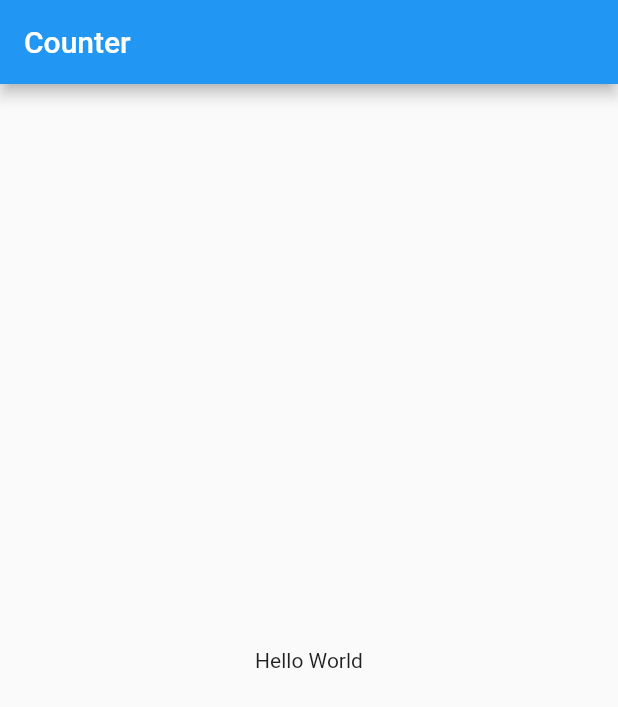
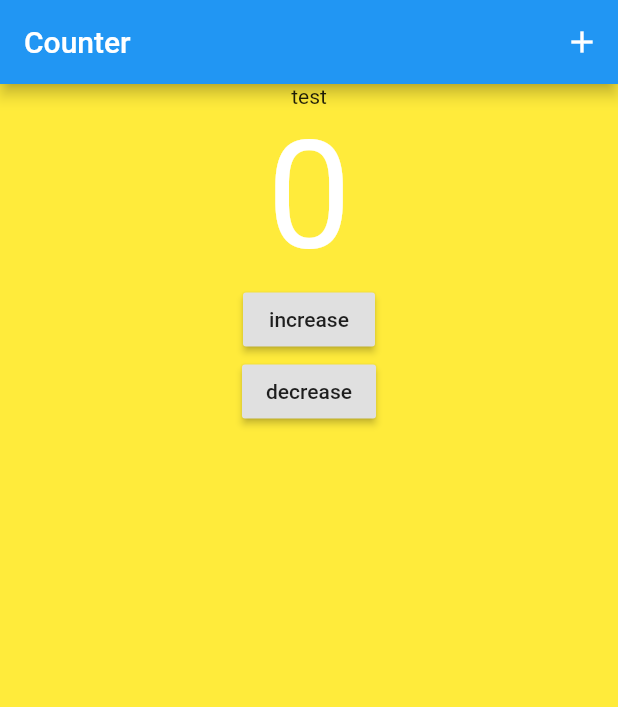
Before and after one commit to micmine/Flutter-Basic-Counter-App, a Flutter app: the screen it shows after launch, on a phone screen of 412 x 824 dp. Shown: the top 707 px of the screen. Run offline on Flutter 3.47's test engine with Material 2 defaults, Android fonts, the phone set to English and light mode, and no system bars; our stand-ins replace sqflite; accounts and stored records are empty.

Commit message:
Basic function working (counters reset after out of view)

```diff
--- /dev/null
+++ b/lib/Database/Database.dart
@@ -0,0 +1,114 @@
+import 'package:collection/collection.dart';
+import 'package:path/path.dart';
+import 'package:sqflite/sqflite.dart';
+
+class Data {
+  Database database;
+  String filename = "demo.db";
+
+  connect() async {
+    var databasesPath = await getDatabasesPath();
+    String path = join(databasesPath, filename);
+
+    Database database = await openDatabase(path, version: 1,
+        onCreate: (Database db, int version) async {
+      // When creating the db, create the table
+      await db.execute('CREATE TABLE count (id integer autoincremant primary key, name text, value integer, deleted intege)');
+    });
+
+    this.database = database;
+  }
+
+  disconnect() async {
+    await database.close();
+  }
+
+  get() async {
+    return database;
+  }
+
+  insert(String query) async {
+    await get().transaction((txn) async {
+      await txn.rawInsert(query);
+    });
+  }
+
+  update(String query) async {
+    await database.rawUpdate(query);
+  }
+
+  selectList(String query) async {
+    return await database.rawQuery(query);
+  }
+
+  count(String query) async {
+    Sqflite.firstIntValue(
+        await database.rawQuery(query));
+    assert(count == 2);
+  }
+
+  delete() async {
+    var databasesPath = await getDatabasesPath();
+    String path = join(databasesPath, filename);
+    await deleteDatabase(path);
+  }
+
+
+  test() async {
+    // Get a location using getDatabasesPath
+    var databasesPath = await getDatabasesPath();
+    String path = join(databasesPath, filename);
+
+// Delete the database
+    await deleteDatabase(path);
+
+// open the database
+    Database database = await openDatabase(path, version: 1,
+        onCreate: (Database db, int version) async {
+      // When creating the db, create the table
+      await db.execute(
+          'CREATE TABLE Test (id INTEGER PRIMARY KEY, name TEXT, value INTEGER, num REAL)');
+    });
+
+// Insert some records in a transaction
+    await database.transaction((txn) async {
+      int id1 = await txn.rawInsert(
+          'INSERT INTO Test(name, value, num) VALUES("some name", 1234, 456.789)');
+      print('inserted1: $id1');
+      int id2 = await txn.rawInsert(
+          'INSERT INTO Test(name, value, num) VALUES(?, ?, ?)',
+          ['another name', 12345678, 3.1416]);
+      print('inserted2: $id2');
+    });
+
+// Update some record
+    int count = await database.rawUpdate(
+        'UPDATE Test SET name = ?, VALUE = ? WHERE name = ?',
+        ['updated name', '9876', 'some name']);
+    print('updated: $count');
+
+// Get the records
+    List<Map> list = await database.rawQuery('SELECT * FROM Test');
+    List<Map> expectedList = [
+      {'name': 'updated name', 'id': 1, 'value': 9876, 'num': 456.789},
+      {'name': 'another name', 'id': 2, 'value': 12345678, 'num': 3.1416}
+    ];
+
+    print(list);
+    print(expectedList);
+    assert(const DeepCollectionEquality().equals(list, expectedList));
+
+// Count the records
+    count = Sqflite.firstIntValue(
+        await database.rawQuery('SELECT COUNT(*) FROM Test'));
+    assert(count == 2);
+
+// Delete a record
+    count = await database
+        .rawDelete('DELETE FROM Test WHERE name = ?', ['another name']);
+    assert(count == 1);
+
+// Close the database
+    await database.close();
+  }
+}
--- a/lib/Engine/Engine.dart
+++ b/lib/Engine/Engine.dart
@@ -1,6 +1,8 @@
-import './function/count.dart';
+import './function/Count.dart';
 import './function/Values.dart';
+
 import './component/MainView.dart';
+import './component/CounterListView.dart';
 
 class Engine {
   get(func witch) {
@@ -10,6 +12,8 @@ class Engine {
       return Values();
     } else if (witch == func.MainView) {
       return MainView();
+    } else if (witch == func.CounterView) {
+      return CounterListView();
     } else {
       return "Coud not find such a function/component";
     }
@@ -19,5 +23,6 @@ class Engine {
 enum func {
   Count,
   Values,
-  MainView
+  MainView,
+  CounterView
 }
--- /dev/null
+++ b/lib/Engine/component/CounterListView.dart
@@ -0,0 +1,29 @@
+import 'package:flutter/material.dart';
+
+import '../../Database/Database.dart';
+import './CounterView.dart';
+
+class CounterListView extends StatefulWidget {
+  @override
+  _CounterListViewState createState() => _CounterListViewState();
+}
+
+class _CounterListViewState extends State<CounterListView> {
+  @override
+  Widget build(BuildContext context) {
+    // TODO: implement build
+    return PageView(
+      children: <Widget>[
+        _buildCounter(0, "test", 0, Colors.yellow),
+        _buildCounter(0, "Rächts", 0, Colors.purple)
+      ],
+    );
+  }
+
+  _buildCounter(int id, String name, int value, Color color) {
+
+    return CounterView(id,name,value,color);
+  }
+
+
+}
--- /dev/null
+++ b/lib/Engine/component/CounterView.dart
@@ -0,0 +1,80 @@
+import 'package:flutter/material.dart';
+
+class CounterView extends StatefulWidget {
+  CounterView(int id, String name, int value, Color color) {
+
+
+    this.id = id;
+    this.name = name;
+    this.value = value;
+    this.color = color;
+  }
+
+  int id;
+  String name;
+  int value;
+  Color color;
+
+
+
+  @override
+  _CounterViewState createState() => _CounterViewState(this.id, this.name ,this.value, this.color);
+}
+
+
+
+class _CounterViewState extends State<CounterView> {
+  _CounterViewState(int id, String name, int value, Color color){
+
+
+    this.id = id;
+    this.name = name;
+    this.value = value;
+    this.color = color;
+  }
+
+  int id;
+  String name;
+  int value;
+  Color color;
+
+
+  @override
+  Widget build(BuildContext context) {
+    // TODO: implement build
+    return Container(
+        alignment: AlignmentDirectional.center,
+        color: color,
+        child: Column(
+          children: <Widget>[
+            Text(name.toString()),
+            Text(
+              value.toString(),
+              style: TextStyle(fontSize: 100.0, color: Colors.white),
+            ),
+            RaisedButton(
+              child: Text("increase"),
+              onPressed: _increase,
+            ),
+            RaisedButton(
+              child: Text("decrease"),
+              onPressed: _decrease,
+            ),
+          ],
+        )
+    );
+  }
+
+  _increase() {
+    setState(() {
+      value++;
+    });
+  }
+
+  _decrease() {
+    setState(() {
+      value--;
+    });
+  }
+
+}
--- a/lib/Engine/component/MainView.dart
+++ b/lib/Engine/component/MainView.dart
@@ -1,20 +1,37 @@
 import 'package:flutter/material.dart';
 
 import '../Engine.dart';
+import '../../Database/Database.dart';
 
-class MainView extends StatelessWidget{
+class MainView extends StatelessWidget {
   @override
   Widget build(BuildContext context) {
-    return MaterialApp(
-      title: Engine().get(func.Values).appName,
-      home: Scaffold(
-        appBar: AppBar(
-          title: Text(Engine().get(func.Values).appName),
-        ),
-        body: Center(
-          child: Text('Hello World'),
-        ),
+    //Data().test();
+
+    Data().connect();
+
+    //Data().insert('insert into counter (name,value) values("test,0)"');
+
+    return Scaffold(
+      appBar: AppBar(
+        title: Text(Engine().get(func.Values).appName),
+        actions: <Widget>[
+          IconButton(
+            icon: Icon(Icons.add, color: Colors.white),
+            splashColor: Colors.white,
+            onPressed: addCounter(),
+          )
+        ],
+      ),
+      body: Center(
+        //Todo: count dont works
+        child: Engine().get(func.CounterView),
+        //child: Text(Data().count("select count(*) from count")),
       ),
     );
   }
+
+  addCounter() {
+    print("Adding counter");
+  }
 }
--- /dev/null
+++ b/lib/Engine/function/Counter.dart
@@ -0,0 +1,24 @@
+import '../../Database/Database.dart';
+
+class Counter {
+  create(String name) {
+    Data().insert("insert into Count(name,value) values(" + name +",0)");
+    print("Added new counter with the name:" + name);
+  }
+
+  delete() {
+
+  }
+
+  increase(id) {
+    Data().update("update count set value = " + (Data().count("SELECT COUNT(*) FROM count") + 1) + "where id = " + id);
+  }
+
+  decrease(int id) {
+
+  }
+
+  getCount(int id) {
+
+  }
+}
--- a/lib/main.dart
+++ b/lib/main.dart
@@ -1,4 +1,5 @@
 import 'package:flutter/material.dart';
+
 import './Engine/Engine.dart';
 
 void main() => runApp(MyApp());
@@ -7,7 +8,7 @@ class MyApp extends StatelessWidget {
   @override
   Widget build(BuildContext context) {
     return MaterialApp(
-      title: 'Flutter Demo',
+      title: Engine().get(func.Values).appName,
       debugShowCheckedModeBanner: false,
       theme: ThemeData(
         primarySwatch: Colors.blue,
--- a/pubspec.yaml
+++ b/pubspec.yaml
@@ -19,6 +19,7 @@ dependencies:
   # The following adds the Cupertino Icons font to your application.
   # Use with the CupertinoIcons class for iOS style icons.
   cupertino_icons: ^0.1.2
+  sqflite: any
 
 dev_dependencies:
   flutter_test:
```
Also changed, not shown: lib/Test.dart (added, +36 -0 lines), lib/Engine/function/Count.dart (renamed from lib/Engine/function/count.dart).
